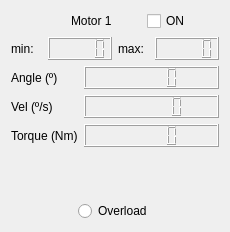
Alvaro-Agenjo/ROMERIN_SIM, file movimientos/Movimientos/motor.ui: the form before one commit.
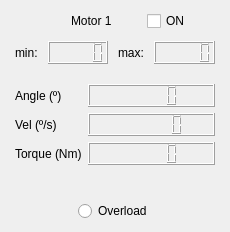
The form after the commit.

The edit to the form file:
```diff
--- a/movimientos/Movimientos/motor.ui
+++ b/movimientos/Movimientos/motor.ui
@@ -36,6 +36,21 @@
      </item>
      <item>
       <layout class="QHBoxLayout" name="horizontalLayout_3">
+       <property name="spacing">
+        <number>10</number>
+       </property>
+       <property name="leftMargin">
+        <number>4</number>
+       </property>
+       <property name="topMargin">
+        <number>4</number>
+       </property>
+       <property name="rightMargin">
+        <number>4</number>
+       </property>
+       <property name="bottomMargin">
+        <number>10</number>
+       </property>
        <item>
         <widget class="QLabel" name="txt_min">
          <property name="sizePolicy">
@@ -86,6 +101,24 @@
      </item>
      <item>
       <layout class="QFormLayout" name="formLayout">
+       <property name="sizeConstraint">
+        <enum>QLayout::SetMinimumSize</enum>
+       </property>
+       <property name="horizontalSpacing">
+        <number>6</number>
+       </property>
+       <property name="leftMargin">
+        <number>4</number>
+       </property>
+       <property name="topMargin">
+        <number>4</number>
+       </property>
+       <property name="rightMargin">
+        <number>4</number>
+       </property>
+       <property name="bottomMargin">
+        <number>4</number>
+       </property>
        <item row="0" column="0">
         <widget class="QLabel" name="label">
          <property name="text">
```
Left out of the diff: 6 changed lines with no effect on the pictures.
